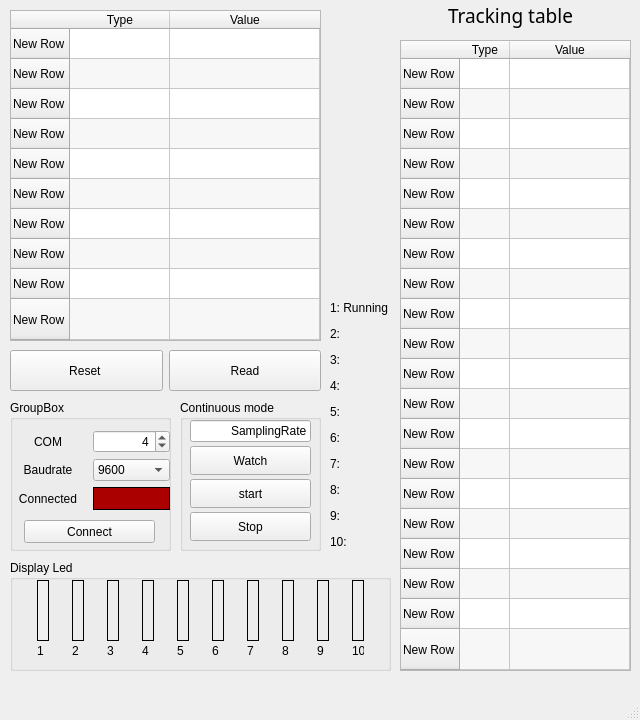
Above: Communication/ModbusRTU/GUI/modbus_gui_lite.ui from Marco-Nguyen/RobotVision before the change. Below: the same form after it.
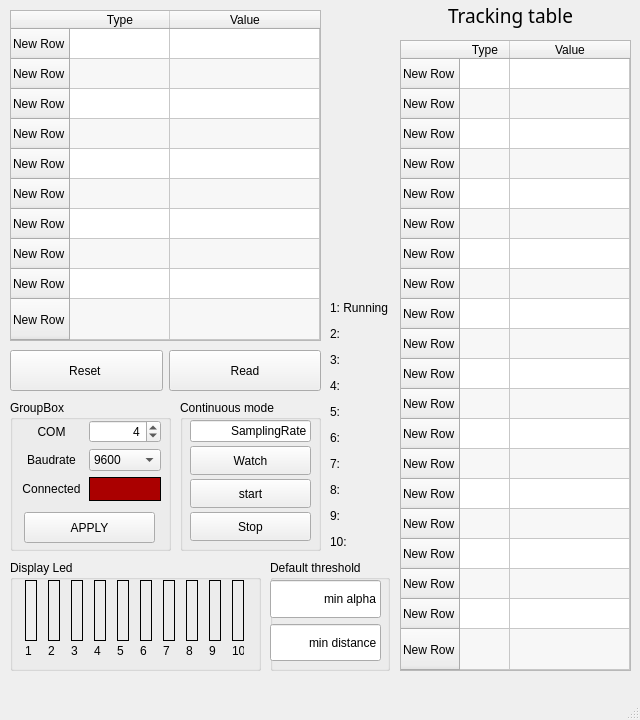
That is the form after the change.

The edit to the form file:
```diff
--- a/Communication/ModbusRTU/GUI/modbus_gui_lite.ui
+++ b/Communication/ModbusRTU/GUI/modbus_gui_lite.ui
@@ -42,7 +42,7 @@
      </rect>
     </property>
     <property name="sizePolicy">
-     <sizepolicy hsizetype="Fixed" vsizetype="Fixed">
+     <sizepolicy hsizetype="Preferred" vsizetype="Preferred">
       <horstretch>0</horstretch>
       <verstretch>0</verstretch>
      </sizepolicy>
@@ -235,7 +235,7 @@
       <rect>
        <x>10</x>
        <y>560</y>
-       <width>381</width>
+       <width>251</width>
        <height>111</height>
       </rect>
      </property>
@@ -247,7 +247,7 @@
        <rect>
         <x>10</x>
         <y>20</y>
-        <width>361</width>
+        <width>231</width>
         <height>61</height>
        </rect>
       </property>
@@ -452,7 +452,7 @@
        <rect>
         <x>10</x>
         <y>80</y>
-        <width>361</width>
+        <width>231</width>
         <height>21</height>
        </rect>
       </property>
@@ -856,27 +856,39 @@
       <property name="geometry">
        <rect>
         <x>14</x>
-        <y>120</y>
+        <y>112</y>
         <width>131</width>
-        <height>23</height>
+        <height>31</height>
        </rect>
       </property>
+      <property name="sizePolicy">
+       <sizepolicy hsizetype="Preferred" vsizetype="Preferred">
+        <horstretch>0</horstretch>
+        <verstretch>0</verstretch>
+       </sizepolicy>
+      </property>
+      <property name="cursor">
+       <cursorShape>PointingHandCursor</cursorShape>
+      </property>
+      <property name="mouseTracking">
+       <bool>true</bool>
+      </property>
       <property name="text">
-       <string>Connect</string>
+       <string>APPLY</string>
       </property>
      </widget>
      <widget class="QWidget" name="gridLayoutWidget">
       <property name="geometry">
        <rect>
-        <x>-1</x>
-        <y>30</y>
-        <width>161</width>
-        <height>80</height>
+        <x>10</x>
+        <y>20</y>
+        <width>141</width>
+        <height>81</height>
        </rect>
       </property>
       <layout class="QGridLayout" name="gridLayout">
        <property name="sizeConstraint">
-        <enum>QLayout::SetMaximumSize</enum>
+        <enum>QLayout::SetDefaultConstraint</enum>
        </property>
        <item row="1" column="0">
         <widget class="QLabel" name="baudrate">
@@ -1034,6 +1046,63 @@
       </item>
      </layout>
     </widget>
+    <widget class="QGroupBox" name="groupBox_4">
+     <property name="geometry">
+      <rect>
+       <x>270</x>
+       <y>560</y>
+       <width>120</width>
+       <height>111</height>
+      </rect>
+     </property>
+     <property name="title">
+      <string>Default threshold</string>
+     </property>
+     <widget class="QWidget" name="verticalLayoutWidget_2">
+      <property name="geometry">
+       <rect>
+        <x>0</x>
+        <y>20</y>
+        <width>111</width>
+        <height>81</height>
+       </rect>
+      </property>
+      <layout class="QVBoxLayout" name="verticalLayout_2">
+       <item>
+        <widget class="QLineEdit" name="minAlpha">
+         <property name="sizePolicy">
+          <sizepolicy hsizetype="Preferred" vsizetype="Preferred">
+           <horstretch>0</horstretch>
+           <verstretch>0</verstretch>
+          </sizepolicy>
+         </property>
+         <property name="text">
+          <string>min alpha</string>
+         </property>
+         <property name="alignment">
+          <set>Qt::AlignRight|Qt::AlignTrailing|Qt::AlignVCenter</set>
+         </property>
+        </widget>
+       </item>
+       <item>
+        <widget class="QLineEdit" name="minDistance">
+         <property name="sizePolicy">
+          <sizepolicy hsizetype="Preferred" vsizetype="Preferred">
+           <horstretch>0</horstretch>
+           <verstretch>0</verstretch>
+          </sizepolicy>
+         </property>
+         <property name="text">
+          <string>min distance</string>
+         </property>
+         <property name="alignment">
+          <set>Qt::AlignRight|Qt::AlignTrailing|Qt::AlignVCenter</set>
+         </property>
+        </widget>
+       </item>
+      </layout>
+     </widget>
+    </widget>
     <zorder>groupBox_3</zorder>
     <zorder>trackingTable</zorder>
     <zorder>groupBox</zorder>
```
Left out of the diff: 46 changed lines with no effect on the pictures.
